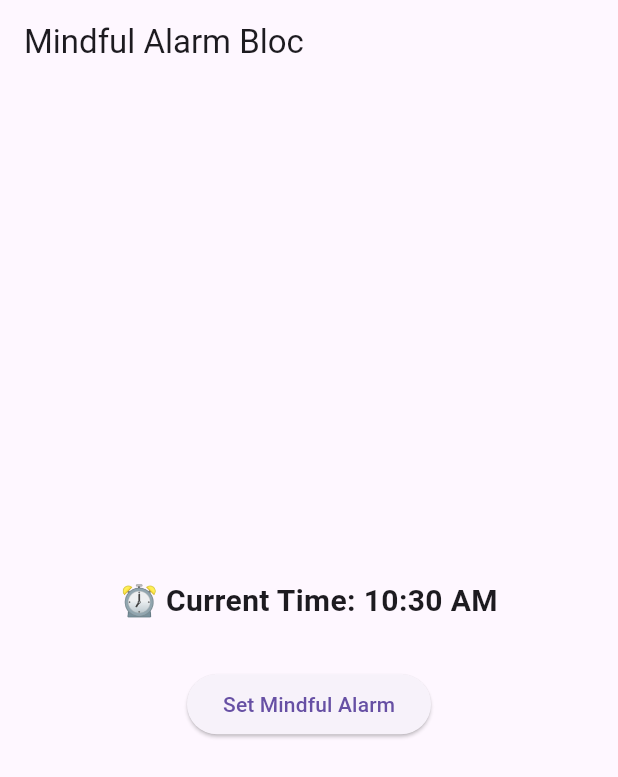
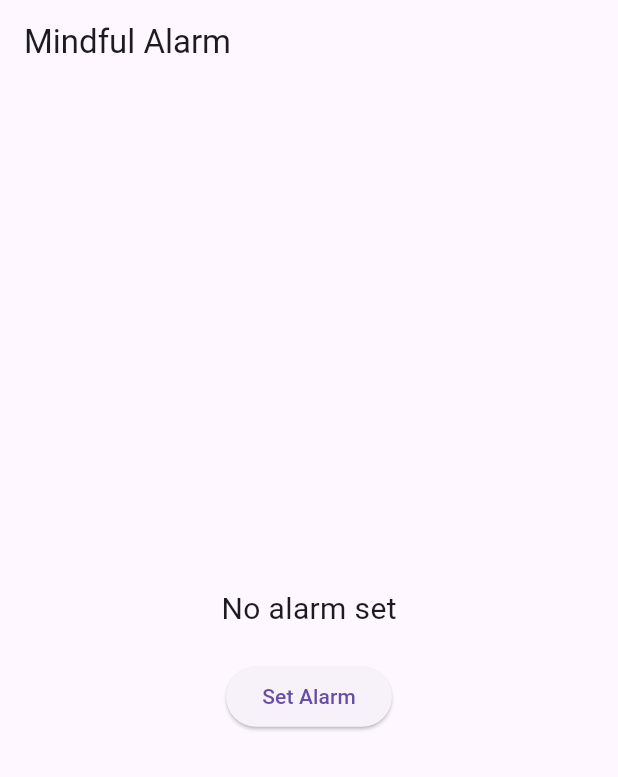
Before and after one commit to BlacMeW/mindful_alarm_app, a Flutter app: the screen it shows after launch, on a phone screen of 412 x 824 dp. Shown: the top 777 px of the screen. Run offline on Flutter 3.47's test engine with Material 3 defaults, Android fonts, the phone set to English and light mode, and no system bars; our stand-ins replace equatable, flutter_bloc, flutter_local_notifications, timezone; missing offline and left inert: android_alarm_manager_plus.

Commit message:
update version

```diff
--- a/lib/bloc/alarm_event.dart
+++ b/lib/bloc/alarm_event.dart
@@ -1,9 +1,20 @@
-abstract class AlarmEvent {}
+import 'package:equatable/equatable.dart';
+
+abstract class AlarmEvent extends Equatable {
+  const AlarmEvent();
+}
 
 class SetAlarmEvent extends AlarmEvent {
-  final DateTime alarmTime;
+  final DateTime time;
+  const SetAlarmEvent(this.time);
 
-  SetAlarmEvent(this.alarmTime);
+  @override
+  List<Object> get props => [time];
 }
 
-class CancelAlarmEvent extends AlarmEvent {}
+class CancelAlarmEvent extends AlarmEvent {
+  const CancelAlarmEvent();
+
+  @override
+  List<Object> get props => [];
+}
--- a/lib/bloc/alarm_state.dart
+++ b/lib/bloc/alarm_state.dart
@@ -1,9 +1,10 @@
-class AlarmState {
+import 'package:equatable/equatable.dart';
+
+class AlarmState extends Equatable {
   final DateTime? alarmTime;
 
-  AlarmState({this.alarmTime});
+  const AlarmState({this.alarmTime});
 
-  AlarmState copyWith({DateTime? alarmTime}) {
-    return AlarmState(alarmTime: alarmTime ?? this.alarmTime);
-  }
+  @override
+  List<Object?> get props => [alarmTime];
 }
--- a/lib/main.dart
+++ b/lib/main.dart
@@ -1,23 +1,18 @@
-import 'package:flutter/foundation.dart'; // for kIsWeb
-import 'dart:io' show Platform; // keep this for mobile platforms
-
 import 'package:flutter/material.dart';
 import 'package:flutter_bloc/flutter_bloc.dart';
 import 'package:android_alarm_manager_plus/android_alarm_manager_plus.dart';
+import 'package:mindful_alarm_app/bloc/alarm_event.dart';
+import 'package:mindful_alarm_app/bloc/alarm_state.dart';
 
 import 'bloc/alarm_bloc.dart';
-import 'bloc/alarm_event.dart';
-import 'bloc/alarm_state.dart';
-import 'alarm_service.dart';
+import 'services/alarm_service.dart';
 
 void main() async {
   WidgetsFlutterBinding.ensureInitialized();
-  if (!kIsWeb && Platform.isAndroid) {
   await AndroidAlarmManager.initialize();
   await initializeNotifications();
-  }
 
-  runApp(MyApp());
+  runApp(BlocProvider(create: (_) => AlarmBloc(), child: const MyApp()));
 }
 
 class MyApp extends StatelessWidget {
@@ -25,26 +20,23 @@ class MyApp extends StatelessWidget {
 
   @override
   Widget build(BuildContext context) {
-    return BlocProvider(
-      create: (_) => AlarmBloc(),
-      child: MaterialApp(
-        title: 'Mindful Alarm Bloc',
-        theme: ThemeData(primarySwatch: Colors.teal),
-        home: AlarmPage(),
+    return MaterialApp(
+      title: 'Mindful Alarm',
+      theme: ThemeData(primarySwatch: Colors.indigo),
+      home: const AlarmPage(),
       debugShowCheckedModeBanner: false,
-      ),
     );
   }
 }
 
 class AlarmPage extends StatelessWidget {
-  // Pick alarm time
+  const AlarmPage({super.key});
+
   Future<void> _pickTime(BuildContext context) async {
-    final TimeOfDay? picked = await showTimePicker(
+    final picked = await showTimePicker(
       context: context,
       initialTime: TimeOfDay.now(),
     );
-
     if (picked != null) {
       final now = DateTime.now();
       final alarmTime = DateTime(
@@ -54,94 +46,53 @@ class AlarmPage extends StatelessWidget {
         picked.hour,
         picked.minute,
       );
-
-      if (alarmTime.isAfter(now)) {
+      if (alarmTime.isBefore(now)) {
+        ScaffoldMessenger.of(context).showSnackBar(
+          const SnackBar(content: Text('Please select a future time')),
+        );
+        return;
+      }
       context.read<AlarmBloc>().add(SetAlarmEvent(alarmTime));
-      } else {
-        ScaffoldMessenger.of(
-          context,
-        ).showSnackBar(SnackBar(content: Text("Please choose a future time")));
-      }
-    }
-  }
-
-  // Cancel alarm
-  void _cancelAlarm(BuildContext context) {
-    context.read<AlarmBloc>().add(CancelAlarmEvent());
-  }
-
-  // Stream to show current time
-  Stream<DateTime> tick() async* {
-    while (true) {
-      await Future.delayed(Duration(seconds: 1));
-      yield DateTime.now();
     }
   }
 
   @override
   Widget build(BuildContext context) {
     return Scaffold(
-      appBar: AppBar(title: Text('Mindful Alarm Bloc')),
-      body: BlocListener<AlarmBloc, AlarmState>(
-        listener: (context, state) {
-          if (state.alarmTime != null) {
-            final formattedTime = TimeOfDay.fromDateTime(
-              state.alarmTime!,
-            ).format(context);
-            ScaffoldMessenger.of(context).showSnackBar(
-              SnackBar(content: Text("Alarm set for $formattedTime")),
-            );
-          } else {
-            ScaffoldMessenger.of(
-              context,
-            ).showSnackBar(SnackBar(content: Text("Alarm canceled")));
-          }
-        },
-        child: Center(
-          child: BlocBuilder<AlarmBloc, AlarmState>(
+      appBar: AppBar(title: const Text("Mindful Alarm")),
+      body: BlocBuilder<AlarmBloc, AlarmState>(
         builder: (context, state) {
-              return Column(
-                mainAxisAlignment: MainAxisAlignment.center,
+          return Center(
+            child: Column(
+              mainAxisSize: MainAxisSize.min,
               children: [
-                  // Current Time StreamBuilder
-                  StreamBuilder<DateTime>(
-                    stream: tick(),
-                    builder: (context, snapshot) {
-                      if (!snapshot.hasData) return CircularProgressIndicator();
-                      final now = snapshot.data!;
-                      final formatted = TimeOfDay.fromDateTime(
-                        now,
-                      ).format(context);
-                      return Text(
-                        "⏰ Current Time: $formatted",
-                        style: TextStyle(
-                          fontSize: 20,
-                          fontWeight: FontWeight.bold,
+                Text(
+                  state.alarmTime == null
+                      ? "No alarm set"
+                      : "Alarm: ${TimeOfDay.fromDateTime(state.alarmTime!).format(context)}",
+                  style: const TextStyle(fontSize: 20),
+                ),
+                const SizedBox(height: 20),
+                ElevatedButton(
+                  onPressed: () => _pickTime(context),
+                  child: const Text("Set Alarm"),
+                ),
+                if (state.alarmTime != null) ...[
+                  const SizedBox(height: 10),
+                  ElevatedButton(
+                    onPressed:
+                        () => context.read<AlarmBloc>().add(CancelAlarmEvent()),
+                    style: ElevatedButton.styleFrom(
+                      backgroundColor: Colors.red,
+                    ),
+                    child: const Text("Cancel Alarm"),
+                  ),
+                ],
+              ],
             ),
           );
         },
       ),
-                  SizedBox(height: 30),
-                  // Set alarm button
-                  ElevatedButton(
-                    onPressed: () => _pickTime(context),
-                    child: Text("Set Mindful Alarm"),
-                  ),
-                  // Cancel alarm button
-                  if (state.alarmTime != null)
-                    ElevatedButton(
-                      onPressed: () => _cancelAlarm(context),
-                      child: Text("Cancel Alarm"),
-                      style: ElevatedButton.styleFrom(
-                        backgroundColor: Colors.redAccent,
-                      ),
-                    ),
-                ],
-              );
-            },
-          ),
-        ),
-      ),
     );
   }
 }
--- a/pubspec.yaml
+++ b/pubspec.yaml
@@ -38,6 +38,8 @@ dependencies:
   android_alarm_manager_plus: ^4.0.7
   flutter_bloc: ^9.1.0
   shared_preferences: ^2.5.3
+  equatable: ^2.0.7
+  timezone: ^0.10.0
 
 dev_dependencies:
   flutter_test:
```
Also changed, not shown: lib/alarm_service.dart (deleted, +0 -39 lines), lib/bloc/alarm_bloc.dart (+5 -32 lines), lib/services/alarm_service.dart (added, +56 -0 lines), pubspec.lock, 1 other file. Lines whose indentation alone changed are shown as unchanged.
